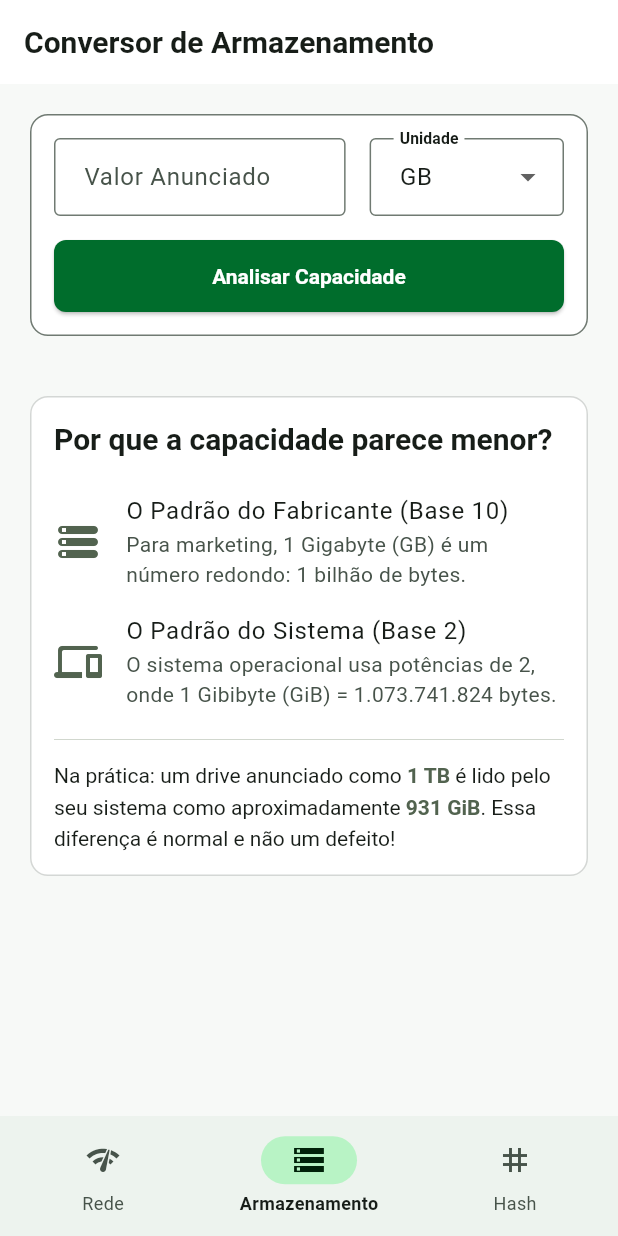
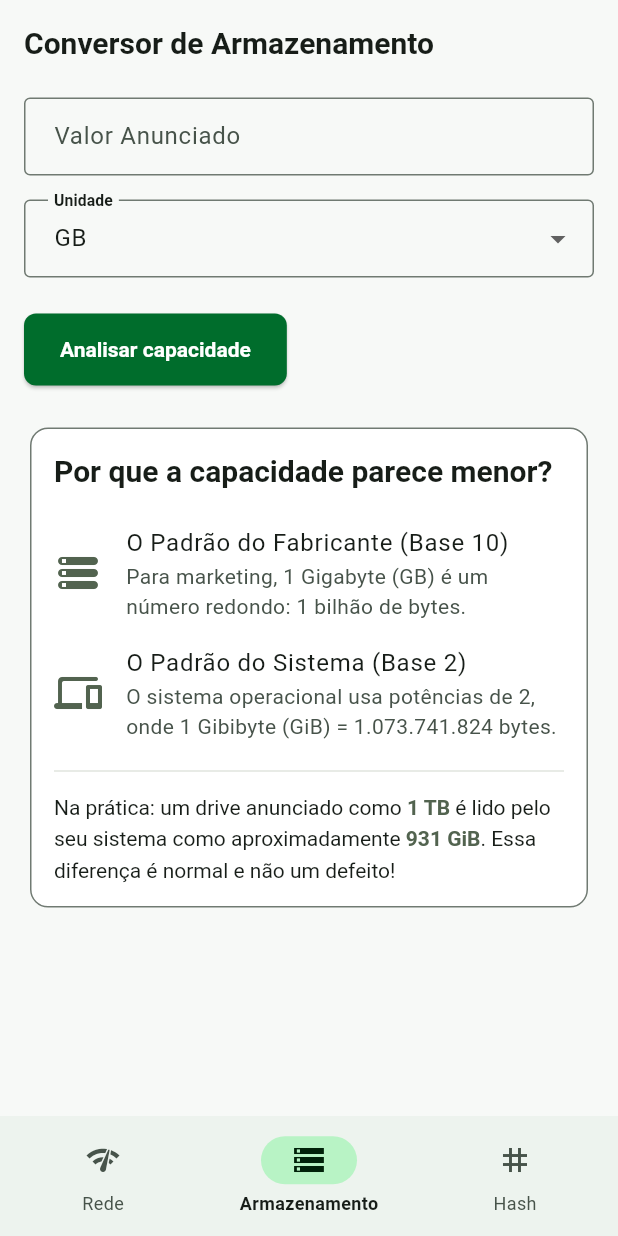
Before and after one commit to rpsouza441/tools_app, a Flutter app: the screen it shows after launch, item 2 of the bottom bar chosen, on a phone screen of 412 x 824 dp. Run offline on Flutter 3.47's test engine with Material 3 defaults, Android fonts, the phone set to English and light mode, and no system bars.

Commit message:
feat(02-03): wrap DataConverterScreen in ToolScaffold
- Sentence-case CTA Analisar capacidade without fake loading or Colors.red
- Preserve NumberFormat pt_BR, 1 TB values, and educational 931 GiB copy
- PRES-04 smoke expects ToolScaffold heading; Hash chrome stays unchanged

Co-authored-by: Cursor <cursoragent@cursor.com>

```diff
--- a/lib/screen/data_converter_screen.dart
+++ b/lib/screen/data_converter_screen.dart
@@ -1,11 +1,15 @@
-// lib/screens/data_converter_screen.dart
 import 'package:flutter/material.dart';
 import 'package:intl/intl.dart';
+import 'package:tools_app/design_system/copy_value_action.dart';
+import 'package:tools_app/design_system/tool_scaffold.dart';
+import 'package:tools_app/design_system/tool_sections.dart';
 import '../service/data_converter.dart';
 import '../model/analysis_result.dart';
 
 class DataConverterScreen extends StatefulWidget {
-  const DataConverterScreen({super.key});
+  const DataConverterScreen({super.key, this.copyWriter});
+
+  final CopyValueWriter? copyWriter;
 
   @override
   State<DataConverterScreen> createState() => _DataConverterScreenState();
@@ -16,30 +20,32 @@ class _DataConverterScreenState extends State<DataConverterScreen> {
   String _fromUnit = 'GB';
   AnalysisResult? _result;
   String? _error;
-  bool _isLoading = false;
 
   // Formatter agora está firmemente na camada de apresentação (UI).
   final _numberFormatter = NumberFormat('#,##0.000', 'pt_BR');
 
   String _formatNumber(double number) => _numberFormatter.format(number);
 
+  CopyValueWriter get _copyWriter =>
+      widget.copyWriter ?? const ClipboardCopyWriter();
+
+  String _formattedWithUnit(double value, String unit) =>
+      '${_formatNumber(value)} $unit';
+
   void _calculate() {
     setState(() {
-      _isLoading = true;
       _error = null;
       _result = null;
 
       final String input = _valueController.text.trim();
       if (input.isEmpty) {
         _error = 'Insira um valor';
-        _isLoading = false;
         return;
       }
 
       final double? value = double.tryParse(input.replaceAll(',', '.'));
       if (value == null || value <= 0) {
         _error = 'Insira um valor numérico positivo';
-        _isLoading = false;
         return;
       }
 
@@ -48,8 +54,6 @@ class _DataConverterScreenState extends State<DataConverterScreen> {
         _result = DataConverter.analyze(value, _fromUnit);
       } catch (e) {
         _error = e.toString().replaceAll('ArgumentError: ', '');
-      } finally {
-        _isLoading = false;
       }
     });
   }
@@ -62,25 +66,12 @@ class _DataConverterScreenState extends State<DataConverterScreen> {
 
   @override
   Widget build(BuildContext context) {
-    return Scaffold(
-      appBar: AppBar(title: const Text('Conversor de Armazenamento')),
-      body: SingleChildScrollView(
-        padding: const EdgeInsets.all(16.0),
-        child: Column(
-          crossAxisAlignment: CrossAxisAlignment.stretch,
+    return ToolScaffold(
+      title: 'Conversor de Armazenamento',
       children: [
-            // --- CARD DE ENTRADA ---
-            Card(
-              child: Padding(
-                padding: const EdgeInsets.all(16.0),
-                child: Column(
+        ToolInputSection(
           children: [
-                    Row(
-                      crossAxisAlignment: CrossAxisAlignment.start,
-                      children: [
-                        Expanded(
-                          flex: 3,
-                          child: TextField(
+            TextField(
               controller: _valueController,
               keyboardType: const TextInputType.numberWithOptions(
                 decimal: true,
@@ -92,76 +83,42 @@ class _DataConverterScreenState extends State<DataConverterScreen> {
               ),
               onSubmitted: (_) => _calculate(),
             ),
-                        ),
-                        const SizedBox(width: 16),
-                        Expanded(
-                          flex: 2,
-                          child: DropdownButtonFormField<String>(
+            DropdownButtonFormField<String>(
               initialValue: _fromUnit,
               // A UI obtém a lista de unidades da fonte da verdade.
               items: DataConverter.availableUnits.map((unit) {
-                              return DropdownMenuItem(
-                                value: unit,
-                                child: Text(unit),
-                              );
+                return DropdownMenuItem(value: unit, child: Text(unit));
               }).toList(),
-                            onChanged: (value) =>
-                                setState(() => _fromUnit = value!),
+              onChanged: (value) => setState(() => _fromUnit = value!),
               decoration: InputDecoration(
                 labelText: 'Unidade',
-                              labelStyle: Theme.of(
-                                context,
-                              ).textTheme.labelLarge,
-                              border: OutlineInputBorder(),
+                labelStyle: Theme.of(context).textTheme.labelLarge,
+                border: const OutlineInputBorder(),
               ),
               style: Theme.of(context).textTheme.bodyLarge,
-                            dropdownColor: Theme.of(
-                              context,
-                            ).colorScheme.surface,
-                          ),
+              dropdownColor: Theme.of(context).colorScheme.surface,
             ),
           ],
         ),
-                    const SizedBox(height: 16),
-                    SizedBox(
-                      width: double.infinity,
-                      child: ElevatedButton(
-                        style: ElevatedButton.styleFrom(
-                          padding: const EdgeInsets.symmetric(vertical: 16.0),
-                        ),
-                        onPressed: _isLoading ? null : _calculate,
-                        child: _isLoading
-                            ? const CircularProgressIndicator()
-                            : const Text('Analisar Capacidade'),
+        const SizedBox(height: 24),
+        ToolActionGroup(
+          primary: ElevatedButton(
+            onPressed: _calculate,
+            child: const Text('Analisar capacidade'),
           ),
         ),
+        if (_result != null) ...[
+          const SizedBox(height: 24),
+          _buildResultCard(_result!),
         ],
-                ),
-              ),
-            ),
-            const SizedBox(height: 16),
-
-            // --- CARD DE RESULTADO (CONSTRUÍDO DINAMICAMENTE) ---
-            if (_result != null) _buildResultCard(_result!),
-
-            const SizedBox(height: 16),
-
-            // --- CARD DE EXPLICAÇÃO (Estático) ---
+        const SizedBox(height: 24),
         _buildExplanationCard(),
       ],
-        ),
-      ),
     );
   }
 
   Widget _buildResultCard(AnalysisResult result) {
-    final textStyle = Theme.of(
-      context,
-    ).textTheme.bodyLarge?.copyWith(fontFamily: 'monospace', height: 1.6);
-
-    return Card(
-      child: Padding(
-        padding: const EdgeInsets.all(16.0),
+    return ToolResultCard(
       child: Column(
         crossAxisAlignment: CrossAxisAlignment.start,
         children: [
@@ -170,30 +127,51 @@ class _DataConverterScreenState extends State<DataConverterScreen> {
             style: Theme.of(context).textTheme.titleMedium,
           ),
           const Divider(height: 24),
-
+          TechnicalValueRow(
+            label: 'Valor anunciado',
+            value: _formattedWithUnit(
+              result.advertisedValue,
+              result.advertisedUnit,
+            ),
+            copyWriter: _copyWriter,
+          ),
+          TechnicalValueRow(
+            label: 'Valor real',
+            value: _formattedWithUnit(result.realValue, result.realUnit),
+            copyWriter: _copyWriter,
+          ),
+          TechnicalValueRow(
+            label: 'Diferença',
+            value: _formattedWithUnit(
+              result.differenceValue,
+              result.differenceUnit,
+            ),
+            copyWriter: _copyWriter,
+          ),
+          const SizedBox(height: 16),
           const Text(
             'Padrão do Fabricante (Base 10)',
             style: TextStyle(fontWeight: FontWeight.bold),
           ),
           ...result.manufacturerConversions.map(
-              (data) => Text(
-                '${_formatNumber(data.value)} ${data.unit}',
-                style: textStyle,
+            (data) => TechnicalValueRow(
+              label: data.unit,
+              value: _formattedWithUnit(data.value, data.unit),
+              copyWriter: _copyWriter,
             ),
           ),
-
           const SizedBox(height: 16),
           const Text(
             'Padrão Real do Sistema (Base 2)',
             style: TextStyle(fontWeight: FontWeight.bold),
           ),
           ...result.systemConversions.map(
-              (data) => Text(
-                '${_formatNumber(data.value)} ${data.unit}',
-                style: textStyle,
+            (data) => TechnicalValueRow(
+              label: data.unit,
+              value: _formattedWithUnit(data.value, data.unit),
+              copyWriter: _copyWriter,
             ),
           ),
-
           const Divider(height: 24),
           const Text(
             'Resumo da Diferença',
@@ -206,14 +184,15 @@ class _DataConverterScreenState extends State<DataConverterScreen> {
               children: [
                 const TextSpan(text: 'Um drive de '),
                 TextSpan(
-                    text:
-                        '${_formatNumber(result.advertisedValue)} ${result.advertisedUnit}',
+                  text: _formattedWithUnit(
+                    result.advertisedValue,
+                    result.advertisedUnit,
+                  ),
                   style: const TextStyle(fontWeight: FontWeight.bold),
                 ),
                 const TextSpan(text: ' na verdade possui '),
                 TextSpan(
-                    text:
-                        '${_formatNumber(result.realValue)} ${result.realUnit}',
+                  text: _formattedWithUnit(result.realValue, result.realUnit),
                   style: const TextStyle(fontWeight: FontWeight.bold),
                 ),
                 const TextSpan(text: ' no sistema.'),
@@ -227,18 +206,19 @@ class _DataConverterScreenState extends State<DataConverterScreen> {
               children: [
                 const TextSpan(text: 'Diferença "perdida": '),
                 TextSpan(
-                    text:
-                        '${_formatNumber(result.differenceValue)} ${result.differenceUnit}',
-                    style: const TextStyle(
+                  text: _formattedWithUnit(
+                    result.differenceValue,
+                    result.differenceUnit,
+                  ),
+                  style: TextStyle(
                     fontWeight: FontWeight.bold,
-                      color: Colors.red,
+                    color: Theme.of(context).colorScheme.error,
                   ),
                 ),
               ],
             ),
           ),
         ],
-        ),
       ),
     );
   }
@@ -247,16 +227,7 @@ class _DataConverterScreenState extends State<DataConverterScreen> {
     final iconColor = Theme.of(context).colorScheme.secondary;
     final textColor = Theme.of(context).textTheme.bodyMedium?.color;
 
-    return Card(
-      // Usando Card.outlined para um estilo mais sutil no tema escuro
-      shape: RoundedRectangleBorder(
-        side: BorderSide(
-          color: Theme.of(context).colorScheme.outline.withValues(alpha: 0.3),
-        ),
-        borderRadius: BorderRadius.circular(12),
-      ),
-      child: Padding(
-        padding: const EdgeInsets.all(16.0),
+    return ToolResultCard(
       child: Column(
         crossAxisAlignment: CrossAxisAlignment.start,
         children: [
@@ -321,7 +292,6 @@ class _DataConverterScreenState extends State<DataConverterScreen> {
           ),
         ],
       ),
-      ),
     );
   }
 }
```
Also changed, not shown: 2 other files. Lines whose indentation alone changed are shown as unchanged.
